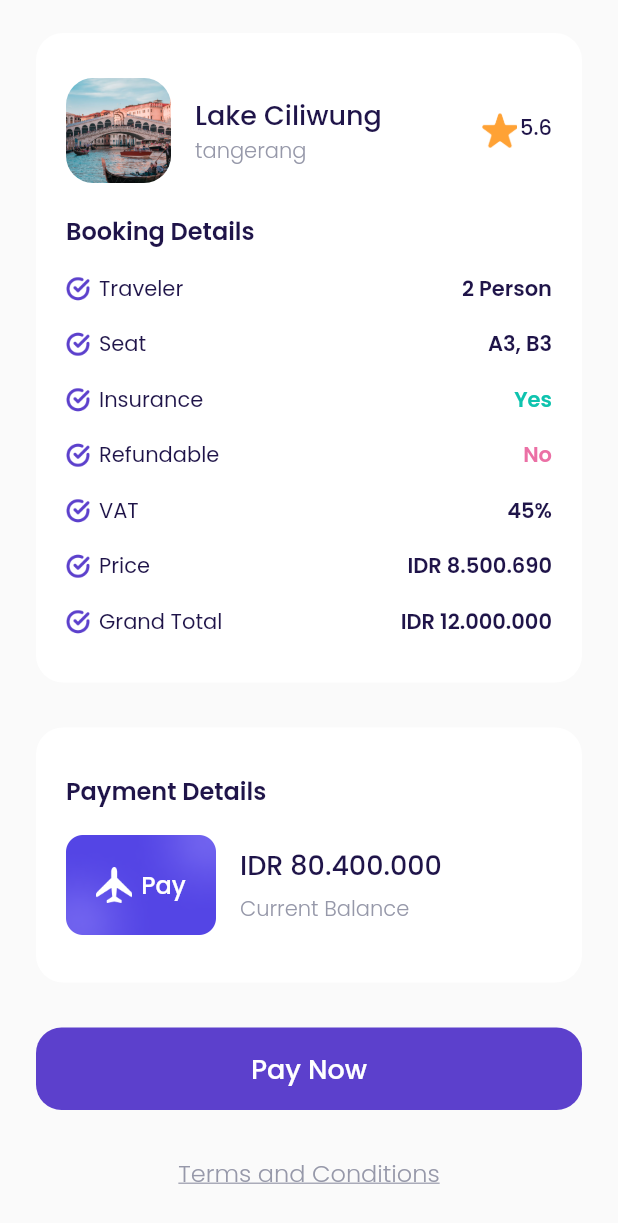
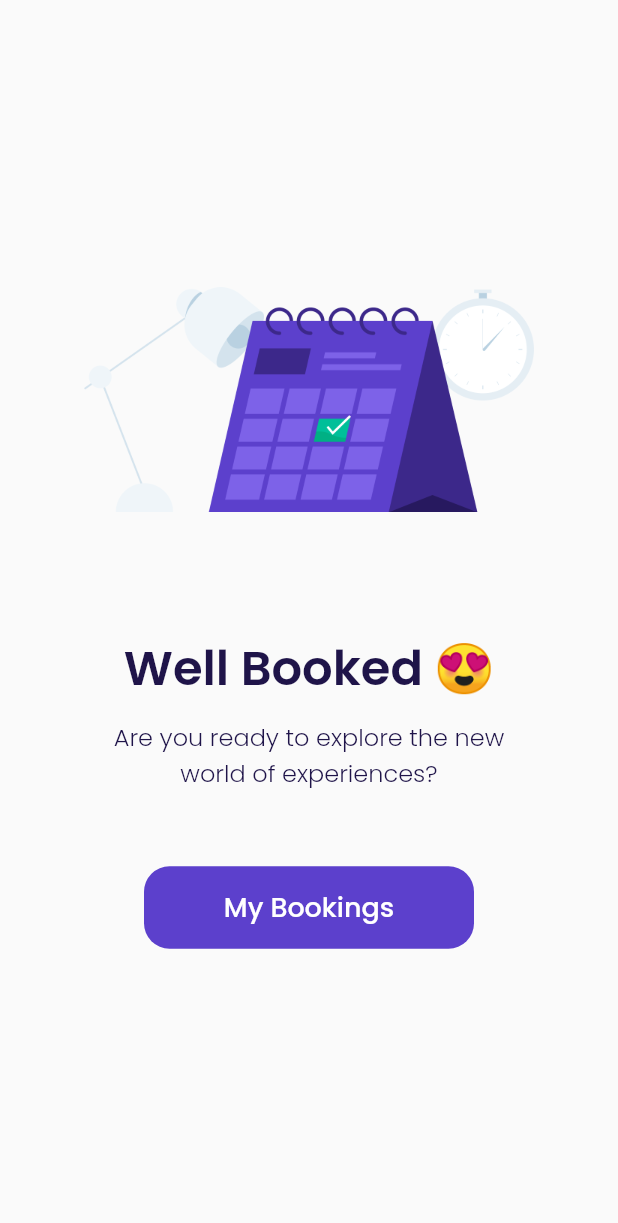
Before and after one commit to balinux/airplane, a Flutter app: the CehckOutPage screen opened directly, scrolled down 190 dp, after a tap on "Pay Now", on a phone screen of 412 x 824 dp. Shown: the top 1223 px of the screen. Run offline on Flutter 3.47's test engine with Material 2 defaults, Android fonts, the phone set to English and light mode, and no system bars; our stand-ins replace google_fonts.

Commit message:
Success Checkout Page

```diff
--- a/lib/UI/pages/checkout_page.dart
+++ b/lib/UI/pages/checkout_page.dart
@@ -1,3 +1,4 @@
+import 'package:airplane/UI/pages/succes_checkout_page.dart';
 import 'package:airplane/UI/widgets/booking_detail_item.dart';
 import 'package:airplane/UI/widgets/custom_button.dart';
 import 'package:airplane/shared/theme.dart';
@@ -239,15 +240,21 @@ class CehckOutPage extends StatelessWidget {
     Widget payNowButton() {
       return CustomButton(
         title: 'Pay Now',
-        onPressed: () {},
-        margin: EdgeInsets.only(top: 30),
+        onPressed: () {
+          Navigator.push(
+              context,
+              MaterialPageRoute(
+                builder: (context) => const SuccessCheckoutPage(),
+              ));
+        },
+        margin: const EdgeInsets.only(top: 30),
       );
     }
 
     Widget tacButton() {
       return Container(
         alignment: Alignment.center,
-        margin: EdgeInsets.only(top: 30, bottom: 30),
+        margin: const EdgeInsets.only(top: 30, bottom: 30),
         child: Text(
           "Terms and Conditions",
           style: greyTextStyle.copyWith(
--- /dev/null
+++ b/lib/UI/pages/succes_checkout_page.dart
@@ -0,0 +1,51 @@
+import 'package:airplane/UI/widgets/custom_button.dart';
+import 'package:airplane/shared/theme.dart';
+import 'package:flutter/material.dart';
+
+class SuccessCheckoutPage extends StatelessWidget {
+  const SuccessCheckoutPage({super.key});
+
+  @override
+  Widget build(BuildContext context) {
+    return Scaffold(
+      backgroundColor: kBackgroundColor,
+      body: Center(
+        child: Column(
+          mainAxisAlignment: MainAxisAlignment.center,
+          children: [
+            Container(
+              width: 300,
+              height: 150,
+              margin: EdgeInsets.only(bottom: 80),
+              decoration: const BoxDecoration(
+                  image: DecorationImage(
+                      image: AssetImage('assets/image_success.png'))),
+            ),
+            Text(
+              'Well Booked 😍',
+              style:
+                  blackTextStyle.copyWith(fontSize: 32, fontWeight: semiBold),
+            ),
+            const SizedBox(
+              height: 10,
+            ),
+            Text(
+              'Are you ready to explore the new\nworld of experiences?',
+              style: blackTextStyle.copyWith(fontSize: 16, fontWeight: light),
+              textAlign: TextAlign.center,
+            ),
+            CustomButton(
+              margin: const EdgeInsets.only(top: 50),
+              title: 'My Bookings',
+              onPressed: () {
+                Navigator.pushNamedAndRemoveUntil(
+                    context, '/main', (route) => false);
+              },
+              width: 220,
+            )
+          ],
+        ),
+      ),
+    );
+  }
+}
```
